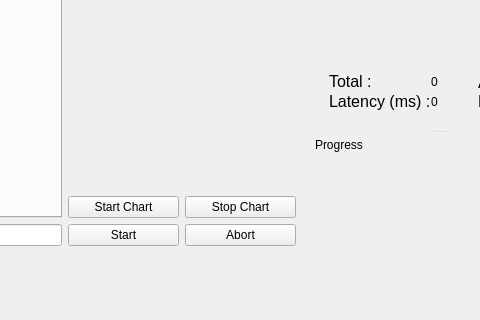
The window that spikeylab/main/main_control.ui (portfors-lab/sparkle) describes before a commit, drawn with Qt 5; both pictures show x 760 to 1240 and y 483 to 803 of the 1332 by 803 pixel window.
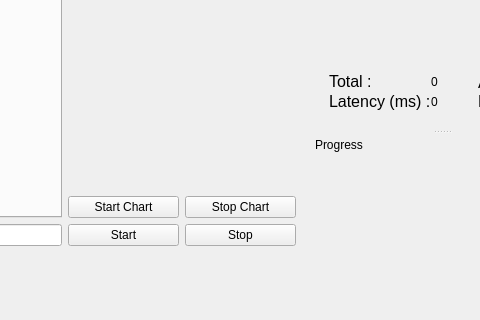
The same window after the commit. Custom widgets are drawn as their Qt base class.

Commit message: Stop button says stop for explore, abort for protocol

What changed in the file:
```diff
--- a/spikeylab/main/main_control.ui
+++ b/spikeylab/main/main_control.ui
@@ -647,7 +647,7 @@
           <item>
            <widget class="QPushButton" name="stop_btn">
             <property name="text">
-             <string>Abort</string>
+             <string>Stop</string>
             </property>
            </widget>
           </item>
```
The commit also changes 2 other files.
